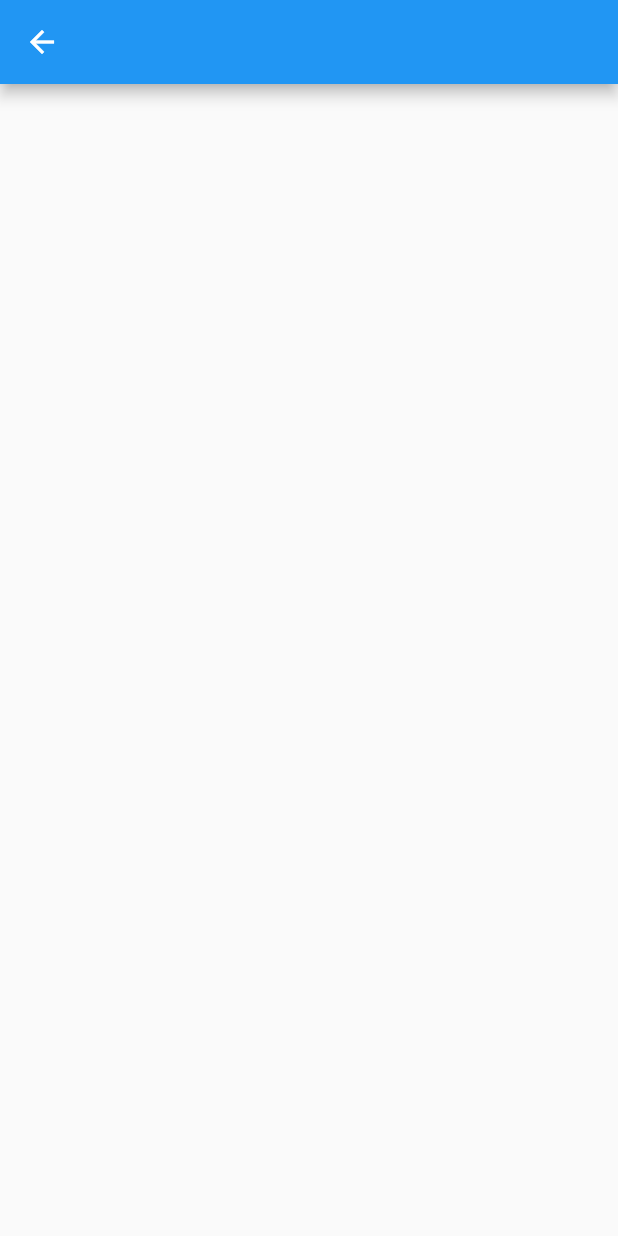
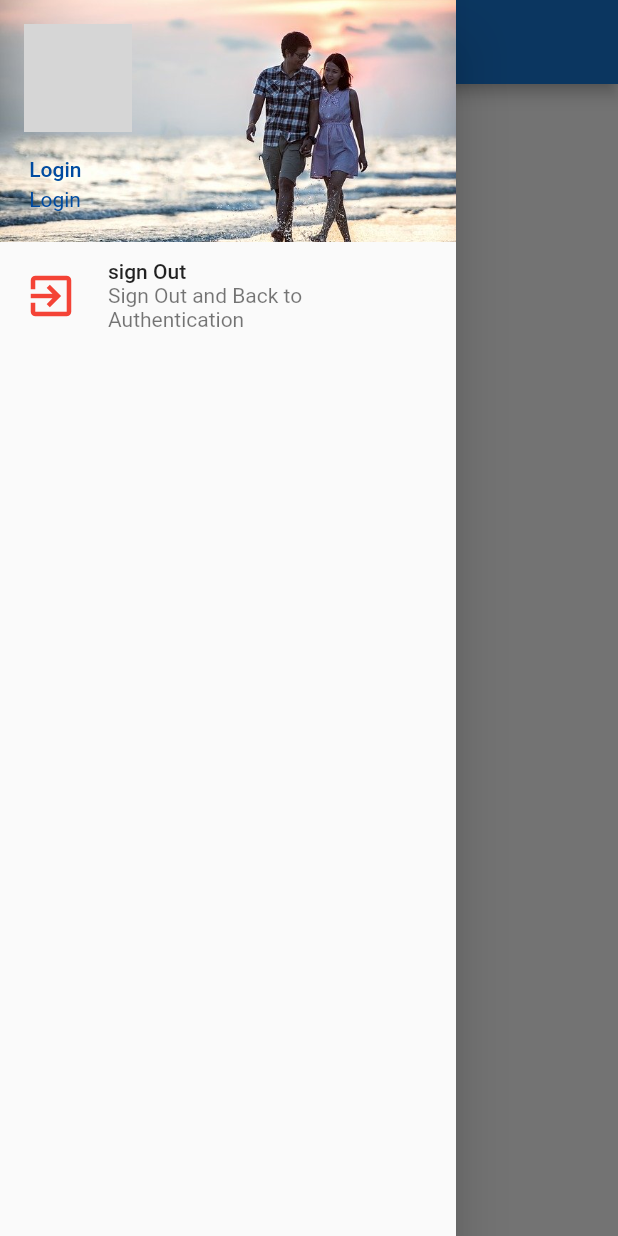
Before and after one commit to Dego2212/UngGlo, a Flutter app: the Myservice screen opened directly, with the side drawer open (before the commit the screen has no drawer), on a phone screen of 412 x 824 dp. Run offline on Flutter 3.47's test engine with Material 2 defaults, Android fonts, the phone set to English and light mode, and no system bars; our stand-ins replace firebase_auth, firebase_storage, google_fonts, image_picker; missing offline and left inert: dart:ffi; accounts and stored records are empty; network calls fail; grey boxes are pictures that could not be loaded.

Commit message:
Finish9March

```diff
--- a/lib/utility/my_style.dart
+++ b/lib/utility/my_style.dart
@@ -6,6 +6,8 @@ class MyStyle {
 
 Color darkColor = Color.fromARGB(0xff, 0x00, 0x4b, 0xa0);
 Color primarycolor = Color.fromARGB(0xff, 0x19, 0x76, 0xd2);
+
+String urlAvatar = 'https://firebasestorage.googleapis.com/v0/b/degoglo-60f4f.appspot.com/o/Avatar%2Favatar.png?alt=media&token=e588e034-46cf-4fa7-8ab1-1dfb7c2b800f';
 
 
 
--- a/lib/widget/my_service.dart
+++ b/lib/widget/my_service.dart
@@ -1,3 +1,6 @@
+import 'package:dego1234/utility/my_style.dart';
+import 'package:dego1234/widget/authen.dart';
+import 'package:firebase_auth/firebase_auth.dart';
 import 'package:flutter/material.dart';
 
 class Myservice extends StatefulWidget {
@@ -6,11 +9,115 @@ class Myservice extends StatefulWidget {
 }
 
 class _MyserviceState extends State<Myservice> {
+  // field
+
+  String nameLogin, emailLogin, urlAvatarLogin;
+
+//method
+
+  @override
+  void initState() {
+    super.initState();
+    findUser();
+  }
+
+  Future<void> findUser() async {
+    FirebaseAuth auth = FirebaseAuth.instance;
+    FirebaseUser firebaseUser = await auth.currentUser();
+    setState(() {
+      nameLogin = firebaseUser.displayName;
+      emailLogin = firebaseUser.email;
+      urlAvatarLogin = firebaseUser.photoUrl;
+    });
+  }
+
+  Widget showAvartar() {
+    return urlAvatarLogin == null
+        ? Image.network(MyStyle().urlAvatar)
+        : showNetworkAvatar();
+  }
+
+  Widget showNetworkAvatar() {
+    return ClipOval(
+      child: Container(
+        decoration: BoxDecoration(
+          image: DecorationImage(
+              image: NetworkImage(urlAvatarLogin), fit: BoxFit.cover),
+        ),
+      ),
+    );
+  }
+
+  Widget menuSignOut() {
+    return ListTile(
+      onTap: () {
+        processSignOut();
+      },
+      subtitle: Text('Sign Out and Back to Authentication'),
+      title: Text('sign Out'),
+      leading: Icon(
+        Icons.exit_to_app,
+        size: 36.0,
+        color: Colors.red,
+      ),
+    );
+  }
+
+  Future<void> processSignOut() async {
+    FirebaseAuth auth = FirebaseAuth.instance;
+    await auth.signOut().then((response) {
+      MaterialPageRoute route = MaterialPageRoute(builder: (value) => Authen());
+      Navigator.of(context).pushAndRemoveUntil(route, (route) => false);
+    });
+  }
+
+  Widget showHead() {
+    return UserAccountsDrawerHeader(
+      decoration: BoxDecoration(
+        image: DecorationImage(
+          image: AssetImage('images/wall.jpg'),
+          fit: BoxFit.cover,
+        ),
+      ),
+      accountName: showname(),
+      accountEmail: showEmail(),
+      currentAccountPicture: showAvartar(),
+    );
+  }
+
+  Text showEmail() {
+    return emailLogin == null
+        ? Text('Email', style: TextStyle(color: MyStyle().darkColor))
+        : Text('$emailLogin Login',
+            style: TextStyle(color: MyStyle().darkColor));
+  }
+
+  Text showname() {
+    return nameLogin == null
+        ? Text('Login', style: TextStyle(color: MyStyle().darkColor))
+        : Text('$nameLogin Login',
+            style: TextStyle(color: MyStyle().darkColor));
+  }
+
+  Widget showDrawer() {
+    return Drawer(
+      child: ListView(
+        children: <Widget>[
+          showHead(),
+          menuSignOut(),
+        ],
+      ),
+    );
+  }
+
   @override
   Widget build(BuildContext context) {
     return Scaffold(
-      appBar: AppBar(),
-
+      drawer: showDrawer(),
+      appBar: AppBar(
+        title: Text('My Service'),
+        backgroundColor: MyStyle().primarycolor,
+      ),
     );
   }
 }
```
Also changed, not shown: lib/widget/authen.dart (+88 -14 lines), images/wall.jpg (added).
